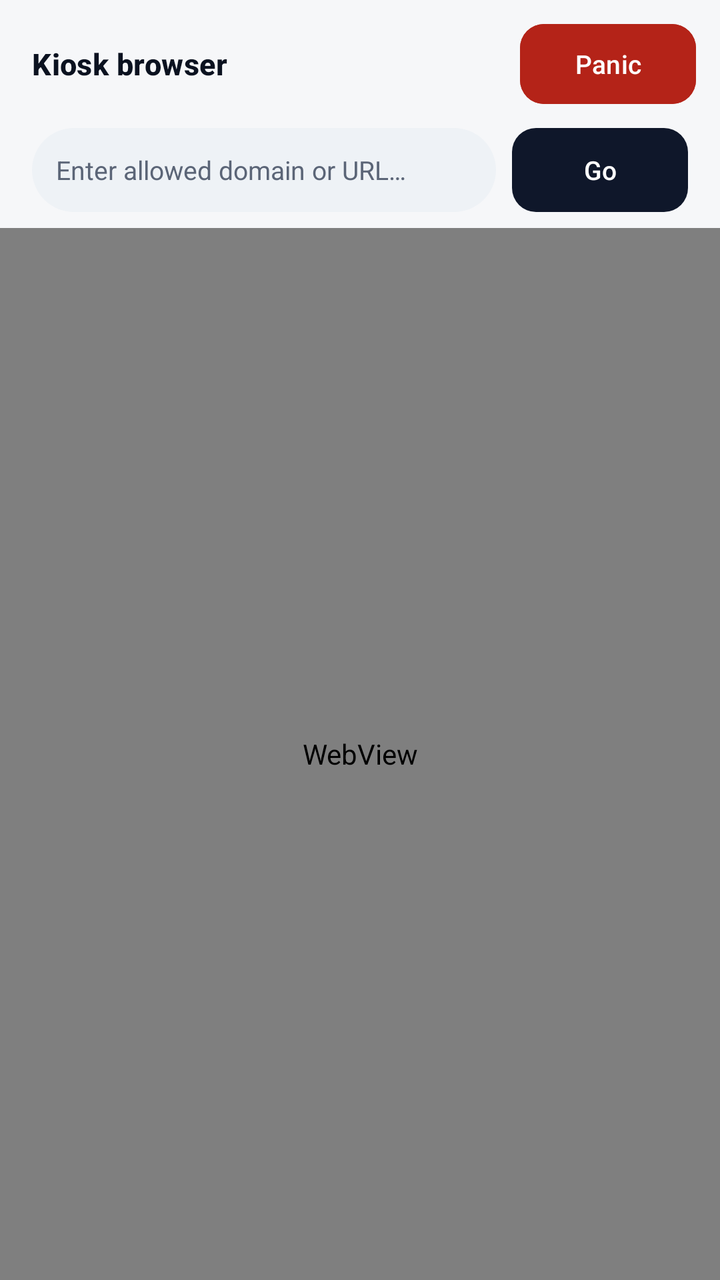
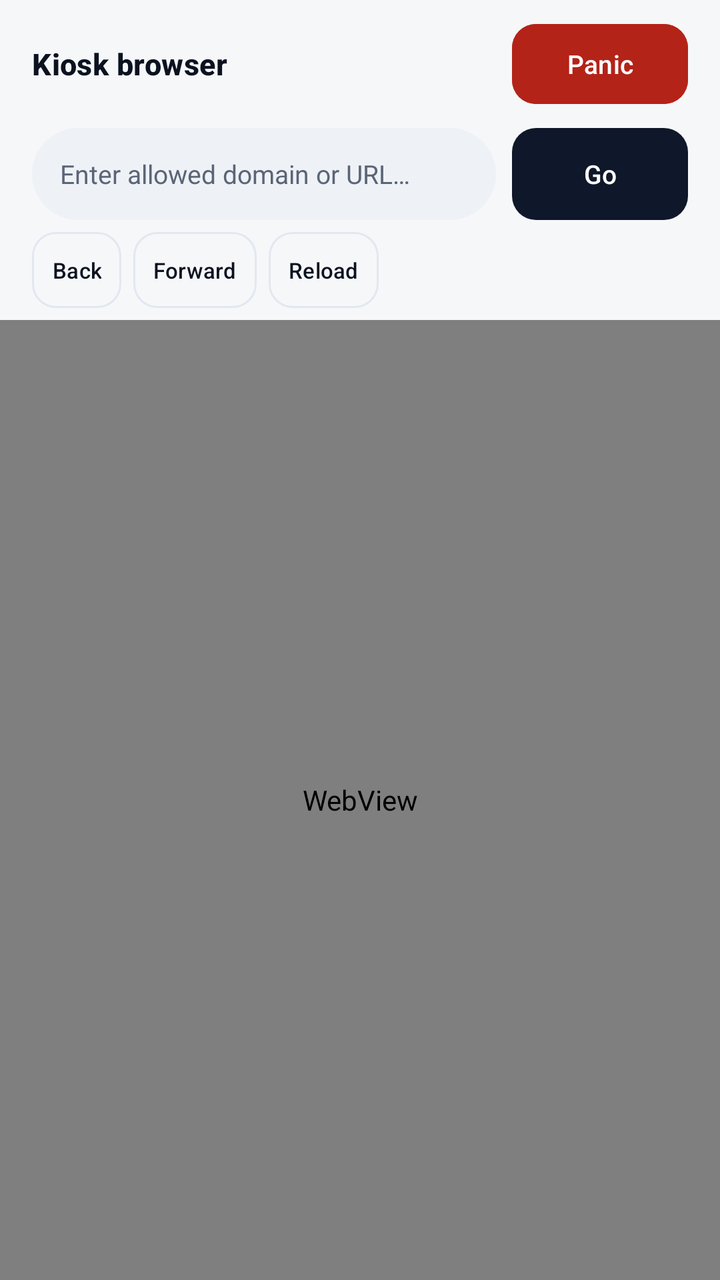

Compare the two renders of this Android layout. The source of the first and the diff that turns it into the second are given below.
<!-- AndroidManifest.xml: application theme Theme.IroncladOS -->
<!-- res/layout/activity_kiosk_browser.xml -->
<?xml version="1.0" encoding="utf-8"?>
<LinearLayout xmlns:android="http://schemas.android.com/apk/res/android"
    xmlns:app="http://schemas.android.com/apk/res-auto"
    android:layout_width="match_parent"
    android:layout_height="match_parent"
    android:background="@color/bg"
    android:orientation="vertical">

    <LinearLayout
        android:layout_width="match_parent"
        android:layout_height="wrap_content"
        android:gravity="center_vertical"
        android:orientation="horizontal"
        android:paddingEnd="12dp">

        <com.google.android.material.appbar.MaterialToolbar
            android:id="@+id/toolbar"
            style="@style/Widget.IroncladOS.Toolbar"
            android:layout_width="0dp"
            android:layout_height="?attr/actionBarSize"
            android:layout_weight="1"
            app:title="@string/browser_title" />

        <com.google.android.material.button.MaterialButton
            android:id="@+id/browserPanicButton"
            style="@style/Widget.IroncladOS.Button"
            android:layout_width="wrap_content"
            android:layout_height="wrap_content"
            android:backgroundTint="@color/danger"
            android:minHeight="40dp"
            android:paddingStart="14dp"
            android:paddingEnd="14dp"
            android:text="@string/action_panic"
            android:textColor="@color/white" />
    </LinearLayout>

    <LinearLayout
        android:layout_width="match_parent"
        android:layout_height="wrap_content"
        android:gravity="center_vertical"
        android:orientation="horizontal"
        android:paddingStart="16dp"
        android:paddingEnd="16dp"
        android:paddingBottom="8dp">

        <EditText
            android:id="@+id/browserUrlInput"
            android:layout_width="0dp"
            android:layout_height="42dp"
            android:layout_weight="1"
            android:background="@drawable/bg_pill"
            android:hint="@string/browser_url_hint"
            android:imeOptions="actionGo"
            android:inputType="textUri"
            android:maxLines="1"
            android:paddingStart="12dp"
            android:paddingEnd="12dp"
            android:textColor="@color/text_primary"
            android:textColorHint="@color/text_secondary"
            android:textDirection="ltr"
            android:textSize="13sp" />

        <com.google.android.material.button.MaterialButton
            android:id="@+id/browserGoButton"
            style="@style/Widget.IroncladOS.Button"
            android:layout_width="wrap_content"
            android:layout_height="42dp"
            android:layout_marginStart="8dp"
            android:minHeight="42dp"
            android:text="@string/go" />
    </LinearLayout>

    <TextView
        android:id="@+id/blockedBanner"
        android:layout_width="match_parent"
        android:layout_height="wrap_content"
        android:layout_marginStart="16dp"
        android:layout_marginEnd="16dp"
        android:layout_marginBottom="4dp"
        android:background="@drawable/bg_pill"
        android:padding="10dp"
        android:text=""
        android:textAlignment="viewStart"
        android:textColor="@color/danger"
        android:textSize="11sp"
        android:visibility="gone" />

    <WebView
        android:id="@+id/webView"
        android:layout_width="match_parent"
        android:layout_height="0dp"
        android:layout_weight="1" />
</LinearLayout>
<!-- resources referenced by this layout -->
<resources>
  <color name="bg">#F6F7F9</color>
  <color name="danger">#B42318</color>
  <color name="text_primary">#0B1220</color>
  <color name="text_secondary">#5B6577</color>
  <color name="white">#FFFFFF</color>
  <!-- drawable bg_pill (drawable) -->
  <?xml version="1.0" encoding="utf-8"?>
  <shape xmlns:android="http://schemas.android.com/apk/res/android" android:shape="rectangle">
      <solid android:color="@color/pill_bg" />
      <corners android:radius="100dp" />
  </shape>
  <string name="action_panic">Panic</string>
  <string name="browser_title">Kiosk browser</string>
  <string name="browser_url_hint">Enter allowed domain or URL…</string>
  <string name="go">Go</string>
  <style name="Widget.IroncladOS.Button" parent="Widget.Material3.Button">
          <item name="cornerRadius">12dp</item>
          <item name="android:minHeight">48dp</item>
          <item name="android:textAllCaps">false</item>
          <item name="android:textSize">13sp</item>
          <item name="android:insetTop">0dp</item>
          <item name="android:insetBottom">0dp</item>
      </style>
  <style name="Widget.IroncladOS.Toolbar" parent="Widget.Material3.Toolbar">
          <item name="android:background">@color/bg</item>
          <item name="titleTextAppearance">@style/TextAppearance.IroncladOS.Title</item>
          <item name="navigationIconTint">@color/text_primary</item>
          <item name="titleCentered">false</item>
      </style>
  <color name="pill_bg">#EEF2F6</color>
  <style name="TextAppearance.IroncladOS.Title" parent="TextAppearance.Material3.TitleMedium">
          <item name="android:textSize">15sp</item>
          <item name="android:textStyle">bold</item>
          <item name="android:textColor">@color/text_primary</item>
      </style>
  <color name="surface">#FFFFFF</color>
  <color name="surface_alt">#F0F2F5</color>
  <color name="brand">#0F172A</color>
  <color name="on_brand">#FFFFFF</color>
  <color name="brand_soft">#E2E8F0</color>
  <color name="accent">#0D9488</color>
  <color name="divider">#E2E8F0</color>
  <style name="ThemeOverlay.IroncladOS.Dialog" parent="ThemeOverlay.Material3.MaterialAlertDialog">
          <item name="colorSurface">@color/surface</item>
          <item name="colorOnSurface">@color/text_primary</item>
      </style>
  <!-- unchanged entries left out for length: 1 -->
</resources>

<!-- the commit's change to res/layout/activity_kiosk_browser.xml (unified diff, before → after) -->
@@ -7,18 +7,20 @@
     android:orientation="vertical">
 
     <LinearLayout
+        android:id="@+id/browserHeader"
         android:layout_width="match_parent"
         android:layout_height="wrap_content"
         android:gravity="center_vertical"
         android:orientation="horizontal"
-        android:paddingEnd="12dp">
+        android:paddingEnd="16dp">
 
         <com.google.android.material.appbar.MaterialToolbar
             android:id="@+id/toolbar"
             style="@style/Widget.IroncladOS.Toolbar"
             android:layout_width="0dp"
-            android:layout_height="?attr/actionBarSize"
+            android:layout_height="wrap_content"
             android:layout_weight="1"
+            android:minHeight="?attr/actionBarSize"
             app:title="@string/browser_title" />
 
         <com.google.android.material.button.MaterialButton
@@ -41,20 +43,20 @@
         android:orientation="horizontal"
         android:paddingStart="16dp"
         android:paddingEnd="16dp"
-        android:paddingBottom="8dp">
+        android:paddingBottom="6dp">
 
         <EditText
             android:id="@+id/browserUrlInput"
             android:layout_width="0dp"
-            android:layout_height="42dp"
+            android:layout_height="46dp"
             android:layout_weight="1"
             android:background="@drawable/bg_pill"
             android:hint="@string/browser_url_hint"
             android:imeOptions="actionGo"
             android:inputType="textUri"
             android:maxLines="1"
-            android:paddingStart="12dp"
-            android:paddingEnd="12dp"
+            android:paddingStart="14dp"
+            android:paddingEnd="14dp"
             android:textColor="@color/text_primary"
             android:textColorHint="@color/text_secondary"
             android:textDirection="ltr"
@@ -64,17 +66,91 @@
             android:id="@+id/browserGoButton"
             style="@style/Widget.IroncladOS.Button"
             android:layout_width="wrap_content"
-            android:layout_height="42dp"
+            android:layout_height="46dp"
             android:layout_marginStart="8dp"
-            android:minHeight="42dp"
+            android:minHeight="46dp"
             android:text="@string/go" />
     </LinearLayout>
+
+    
+    <LinearLayout
+        android:layout_width="match_parent"
+        android:layout_height="wrap_content"
+        android:gravity="center_vertical"
+        android:orientation="horizontal"
+        android:paddingStart="16dp"
+        android:paddingEnd="16dp"
+        android:paddingBottom="6dp">
+
+        <com.google.android.material.button.MaterialButton
+            android:id="@+id/browserBackButton"
+            style="@style/Widget.IroncladOS.Button.Outlined"
+            android:layout_width="wrap_content"
+            android:layout_height="38dp"
+            android:minWidth="0dp"
+            android:minHeight="38dp"
+            android:paddingStart="10dp"
+            android:paddingEnd="10dp"
+            android:text="@string/browser_back"
+            android:textSize="11sp" />
+
+        <com.google.android.material.button.MaterialButton
+            android:id="@+id/browserForwardButton"
+            style="@style/Widget.IroncladOS.Button.Outlined"
+            android:layout_width="wrap_content"
+            android:layout_height="38dp"
+            android:layout_marginStart="6dp"
+            android:minWidth="0dp"
+            android:minHeight="38dp"
+            android:paddingStart="10dp"
+            android:paddingEnd="10dp"
+            android:text="@string/browser_forward"
+            android:textSize="11sp" />
+
+        <com.google.android.material.button.MaterialButton
+            android:id="@+id/browserReloadButton"
+            style="@style/Widget.IroncladOS.Button.Outlined"
+            android:layout_width="wrap_content"
+            android:layout_height="38dp"
+            android:layout_marginStart="6dp"
+            android:minWidth="0dp"
+            android:minHeight="38dp"
+            android:paddingStart="10dp"
+            android:paddingEnd="10dp"
+            android:text="@string/browser_reload"
+            android:textSize="11sp" />
+
+        <HorizontalScrollView
+            android:layout_width="0dp"
+            android:layout_height="wrap_content"
+            android:layout_marginStart="8dp"
+            android:layout_weight="1"
+            android:scrollbars="none">
+
+            <com.google.android.material.chip.ChipGroup
+                android:id="@+id/browserDomainChips"
+                android:layout_width="wrap_content"
+                android:layout_height="wrap_content"
+                app:chipSpacingHorizontal="6dp"
+                app:singleLine="true" />
+        </HorizontalScrollView>
+    </LinearLayout>
+
+    <com.google.android.material.progressindicator.LinearProgressIndicator
+        android:id="@+id/browserProgress"
+        android:layout_width="match_parent"
+        android:layout_height="wrap_content"
+        android:max="100"
+        android:visibility="gone"
+        app:indicatorColor="@color/accent"
+        app:trackColor="@color/surface_alt" />
 
     <TextView
         android:id="@+id/blockedBanner"
         android:layout_width="match_parent"
         android:layout_height="wrap_content"
         android:layout_marginStart="16dp"
+        android:layout_marginTop="4dp"
         android:layout_marginEnd="16dp"
         android:layout_marginBottom="4dp"
         android:background="@drawable/bg_pill"
@@ -85,9 +161,28 @@
         android:textSize="11sp"
         android:visibility="gone" />
 
-    <WebView
-        android:id="@+id/webView"
+    <FrameLayout
+        android:id="@+id/browserContentContainer"
         android:layout_width="match_parent"
         android:layout_height="0dp"
-        android:layout_weight="1" />
+        android:layout_weight="1">
+
+        <WebView
+            android:id="@+id/webView"
+            android:layout_width="match_parent"
+            android:layout_height="match_parent" />
+
+        <TextView
+            android:id="@+id/browserEmptyState"
+            android:layout_width="match_parent"
+            android:layout_height="match_parent"
+            android:background="@color/bg"
+            android:gravity="center"
+            android:lineSpacingExtra="4dp"
+            android:padding="28dp"
+            android:text="@string/browser_no_domains_empty"
+            android:textColor="@color/text_secondary"
+            android:textSize="14sp"
+            android:visibility="gone" />
+    </FrameLayout>
 </LinearLayout>
<!-- resource entries referenced after the edit -->
@@ -12,6 +12,10 @@
       <corners android:radius="100dp" />
   </shape>
   <string name="action_panic">Panic</string>
+  <string name="browser_back">Back</string>
+  <string name="browser_forward">Forward</string>
+  <string name="browser_no_domains_empty">No allowed domains configured yet.\nOpen Admin → Mode &amp; Browser to add websites.</string>
+  <string name="browser_reload">Reload</string>
   <string name="browser_title">Kiosk browser</string>
   <string name="browser_url_hint">Enter allowed domain or URL…</string>
   <string name="go">Go</string>
@@ -20,6 +24,16 @@
           <item name="android:minHeight">48dp</item>
           <item name="android:textAllCaps">false</item>
           <item name="android:textSize">13sp</item>
+          <item name="android:insetTop">0dp</item>
+          <item name="android:insetBottom">0dp</item>
+      </style>
+  <style name="Widget.IroncladOS.Button.Outlined" parent="Widget.Material3.Button.OutlinedButton">
+          <item name="cornerRadius">12dp</item>
+          <item name="android:minHeight">48dp</item>
+          <item name="android:textAllCaps">false</item>
+          <item name="android:textSize">13sp</item>
+          <item name="strokeColor">@color/divider</item>
+          <item name="android:textColor">@color/text_primary</item>
           <item name="android:insetTop">0dp</item>
           <item name="android:insetBottom">0dp</item>
       </style>
